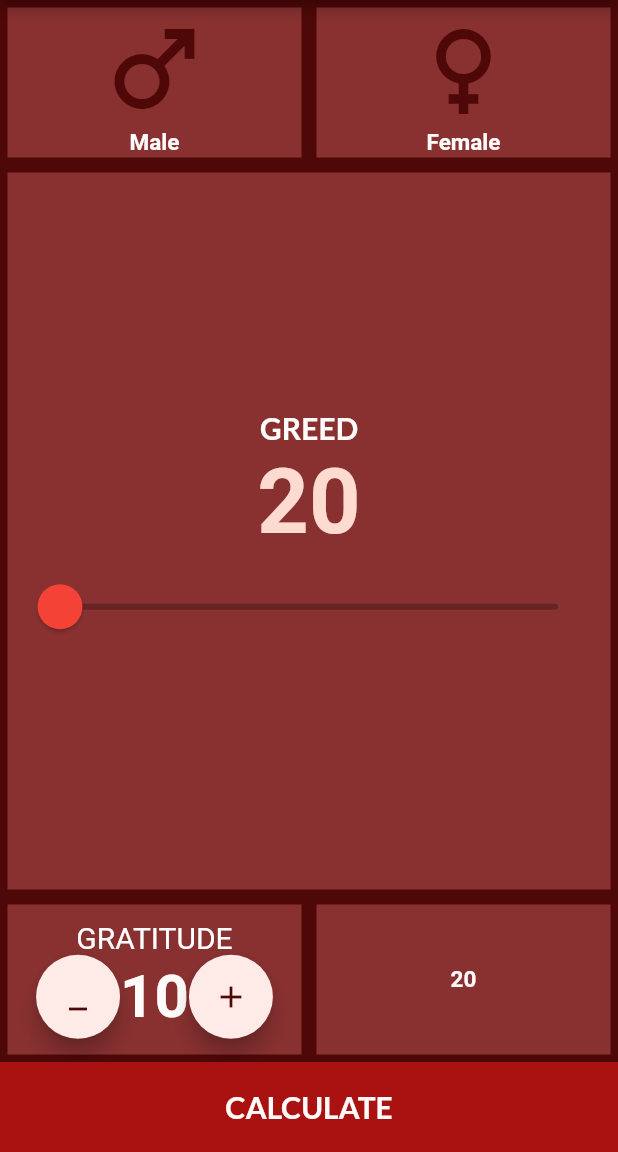
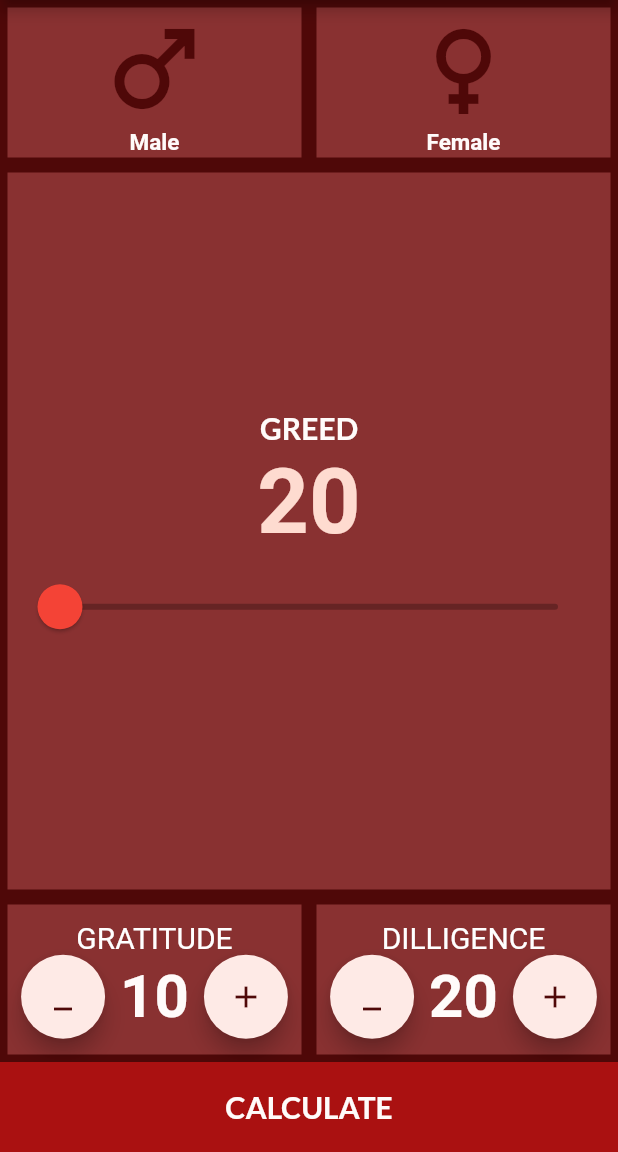
Before and after one commit to sanjibsinha/happiness_calculator, a Flutter app: the screen it shows after launch, on a phone screen of 412 x 824 dp, the part 84-1236 px from its top. Run offline on Flutter 3.47's test engine with Material 2 defaults, Android fonts, the phone set to English and light mode, and no system bars; our stand-ins replace google_fonts; Roboto replaces fonts that are missing (Antic, Laila, Rubik).

Commit message:
Step 3 second

```diff
--- a/lib/model/happy_theme.dart
+++ b/lib/model/happy_theme.dart
@@ -6,16 +6,6 @@ import 'package:google_fonts/google_fonts.dart';
 ///
 
 class HappyTheme {
-  static const Color primaryColor = Color(0xFF409B25);
-  static const Color scaffoldBackgroundColor = Color(0xFF2C6F2E);
-  static const Color appBarBackgroundColor = Color(0xFF2C6F2E);
-  static const Color boxDecorationColor = Color(0xFFC5DA28);
-  static const Color elevatedButtonPrimaryColor = Color(0xFF3C9415);
-  static const Color dividerColor = Color(0xFFD9DB26);
-  static const correctAnswerColor = Color(0xFFFACAFA);
-  static const questionTextColor = Color(0xFFF8E1F8);
-  static const answerColor = Color(0xFFFFFFFF);
-
   static TextStyle answerStyle = GoogleFonts.langar(
     textStyle: const TextStyle(
       color: HappyTheme.answerColor,
@@ -57,6 +47,14 @@ class HappyTheme {
   );
 
   static TextStyle dilligenceStyle = GoogleFonts.laila(
+    textStyle: const TextStyle(
+      color: HappyTheme.shrineSurfaceWhite,
+      fontSize: 40.0,
+      fontWeight: FontWeight.bold,
+    ),
+  );
+
+  static TextStyle resultStyle = GoogleFonts.laila(
     textStyle: const TextStyle(
       color: HappyTheme.shrineSurfaceWhite,
       fontSize: 40.0,
@@ -130,6 +128,8 @@ class HappyTheme {
     brightness: Brightness.light,
   );
 
+  static const answerColor = Color(0xFFFFFFFF);
+
   static const Color activeCoor = Color(0xFFaa1111);
   static const Color inactiveCoor = Color(0xFF893131);
 
--- a/lib/view/happiness_home_page.dart
+++ b/lib/view/happiness_home_page.dart
@@ -144,6 +144,7 @@ class _HappinessHomePageState extends State<HappinessHomePage> {
                             mainAxisSize: MainAxisSize.min,
                             children: [
                               FloatingActionButton(
+                                heroTag: 'btn1',
                                 onPressed: () {
                                   setState(() {
                                     gratitude--;
@@ -153,11 +154,18 @@ class _HappinessHomePageState extends State<HappinessHomePage> {
                                   Icons.minimize,
                                 ),
                               ),
-                              Text(
-                                gratitude.toString(),
-                                style: HappyTheme.dilligenceStyle,
+                              Container(
+                                padding: const EdgeInsets.only(
+                                  left: 10.0,
+                                  right: 10.0,
+                                ),
+                                child: Text(
+                                  gratitude.toString(),
+                                  style: HappyTheme.dilligenceStyle,
+                                ),
                               ),
                               FloatingActionButton(
+                                heroTag: 'btn2',
                                 onPressed: () {
                                   setState(() {
                                     gratitude++;
@@ -182,9 +190,56 @@ class _HappinessHomePageState extends State<HappinessHomePage> {
                       width: double.infinity,
                       height: 100.0,
                       color: HappyTheme.inactiveCoor,
-                      child: Text(
-                        dilligence.toString(),
-                        style: HappyTheme.genderStyle,
+                      child: Column(
+                        mainAxisAlignment: MainAxisAlignment.center,
+                        mainAxisSize: MainAxisSize.min,
+                        children: [
+                          const Text(
+                            'DILLIGENCE',
+                            style: TextStyle(
+                              fontSize: 20.0,
+                              color: Colors.white,
+                            ),
+                          ),
+                          Row(
+                            mainAxisAlignment: MainAxisAlignment.spaceAround,
+                            mainAxisSize: MainAxisSize.min,
+                            children: [
+                              FloatingActionButton(
+                                heroTag: 'btn3',
+                                onPressed: () {
+                                  setState(() {
+                                    dilligence--;
+                                  });
+                                },
+                                child: const Icon(
+                                  Icons.minimize,
+                                ),
+                              ),
+                              Container(
+                                padding: const EdgeInsets.only(
+                                  left: 10.0,
+                                  right: 10.0,
+                                ),
+                                child: Text(
+                                  dilligence.toString(),
+                                  style: HappyTheme.dilligenceStyle,
+                                ),
+                              ),
+                              FloatingActionButton(
+                                heroTag: 'btn4',
+                                onPressed: () {
+                                  setState(() {
+                                    dilligence++;
+                                  });
+                                },
+                                child: const Icon(
+                                  Icons.add,
+                                ),
+                              ),
+                            ],
+                          ),
+                        ],
                       ),
                     ),
                   ),
--- a/lib/view/happiness_result.dart
+++ b/lib/view/happiness_result.dart
@@ -7,9 +7,9 @@ class HappinessResult extends StatelessWidget {
   @override
   Widget build(BuildContext context) {
     return Scaffold(
-      backgroundColor: HappyTheme.scaffoldBackgroundColor,
+      backgroundColor: HappyTheme.shrineBrown900,
       appBar: AppBar(
-        backgroundColor: HappyTheme.appBarBackgroundColor,
+        backgroundColor: HappyTheme.shrineBrown600,
         title: Text(
           'Know How Happy You Are!',
           style: HappyTheme.appbarStyle,
@@ -19,7 +19,7 @@ class HappinessResult extends StatelessWidget {
         margin: const EdgeInsets.all(5.0),
         child: Text(
           'Result',
-          style: HappyTheme.questionStyle,
+          style: HappyTheme.resultStyle,
         ),
       ),
     );
```
